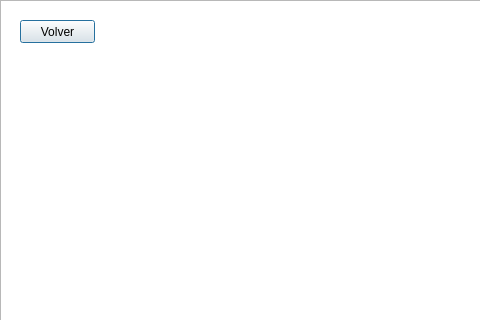
The window that level4.ui (SnT917/Proyecto-Final) describes before a commit, drawn with Qt 5; both pictures show x 0 to 480 and y 0 to 320 of the 1366 by 700 pixel window.
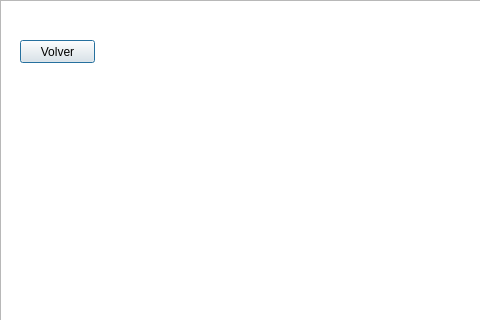
The same window after the commit. Icons and pictures are not drawn.

```diff
--- a/level4.ui
+++ b/level4.ui
@@ -37,7 +37,7 @@
    <property name="geometry">
     <rect>
      <x>20</x>
-     <y>20</y>
+     <y>40</y>
      <width>75</width>
      <height>23</height>
     </rect>
```
